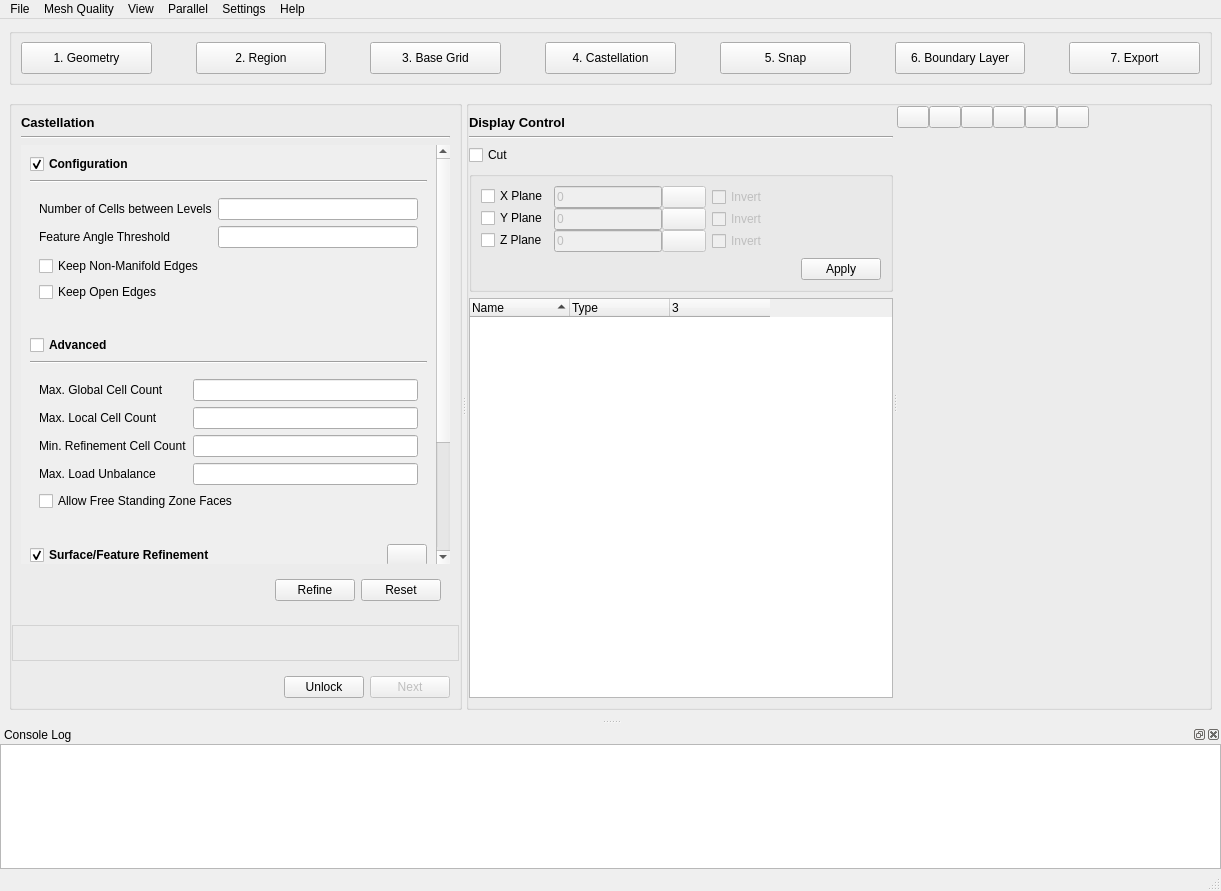
This is baramMesh/view/main_window/main_window.ui in nextfoam/baram as Qt 5 draws it before an edit. The edited form follows.
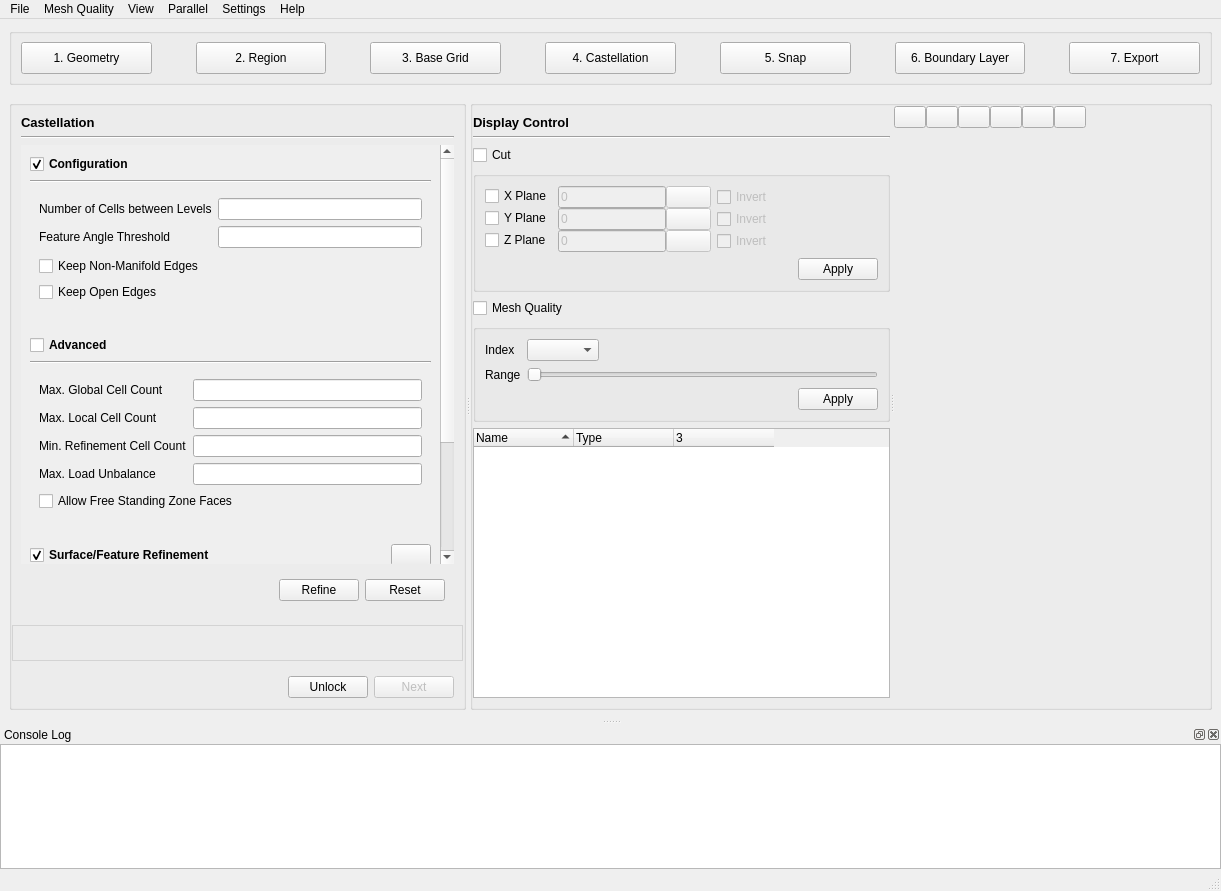
This is the edited form. The open tabs and pages were chosen to show the change. Icons and pictures are not drawn. Custom widgets are drawn as their Qt base class.

Commit message: baram#477 mesh quality check function in BaramMesh

The edit to the form file:
```diff
--- a/baramMesh/view/main_window/main_window.ui
+++ b/baramMesh/view/main_window/main_window.ui
@@ -931,8 +931,8 @@
                    <rect>
                     <x>0</x>
                     <y>0</y>
-                    <width>420</width>
-                    <height>592</height>
+                    <width>265</width>
+                    <height>586</height>
                    </rect>
                   </property>
                   <layout class="QVBoxLayout" name="verticalLayout_8">
@@ -1692,8 +1692,8 @@
                    <rect>
                     <x>0</x>
                     <y>0</y>
-                    <width>420</width>
-                    <height>661</height>
+                    <width>257</width>
+                    <height>649</height>
                    </rect>
                   </property>
                   <layout class="QVBoxLayout" name="verticalLayout_20">
@@ -2334,6 +2334,9 @@
                         <property name="topMargin">
                          <number>0</number>
                         </property>
+                        <property name="rightMargin">
+                         <number>0</number>
+                        </property>
                         <property name="bottomMargin">
                          <number>0</number>
                         </property>
@@ -2639,6 +2642,165 @@
                  </layout>
                 </widget>
                </item>
+               <item>
+                <widget class="QWidget" name="meshQualityInfo" native="true">
+                 <layout class="QVBoxLayout" name="verticalLayout_33">
+                  <property name="spacing">
+                   <number>6</number>
+                  </property>
+                  <property name="leftMargin">
+                   <number>0</number>
+                  </property>
+                  <property name="topMargin">
+                   <number>0</number>
+                  </property>
+                  <property name="rightMargin">
+                   <number>0</number>
+                  </property>
+                  <property name="bottomMargin">
+                   <number>0</number>
+                  </property>
+                  <item>
+                   <widget class="FolderHeader" name="meshQualityHeader">
+                    <property name="sizePolicy">
+                     <sizepolicy hsizetype="Expanding" vsizetype="Fixed">
+                      <horstretch>0</horstretch>
+                      <verstretch>0</verstretch>
+                     </sizepolicy>
+                    </property>
+                    <property name="font">
+                     <font>
+                      <bold>false</bold>
+                     </font>
+                    </property>
+                    <property name="text">
+                     <string>Mesh Quality</string>
+                    </property>
+                    <property name="checked">
+                     <bool>false</bool>
+                    </property>
+                   </widget>
+                  </item>
+                  <item>
+                   <widget class="QGroupBox" name="meshQualityGroupBox">
+                    <layout class="QVBoxLayout" name="verticalLayout_34">
+                     <item>
+                      <widget class="QWidget" name="widget" native="true">
+                       <layout class="QGridLayout" name="gridLayout_5">
+                        <property name="leftMargin">
+                         <number>0</number>
+                        </property>
+                        <property name="topMargin">
+                         <number>0</number>
+                        </property>
+                        <property name="rightMargin">
+                         <number>0</number>
+                        </property>
+                        <property name="bottomMargin">
+                         <number>0</number>
+                        </property>
+                        <item row="1" column="1">
+                         <widget class="QLabeledDoubleRangeSlider" name="meshQualityRangeSlider">
+                          <property name="orientation">
+                           <enum>Qt::Horizontal</enum>
+                          </property>
+                         </widget>
+                        </item>
+                        <item row="0" column="0">
+                         <widget class="QLabel" name="label_5">
+                          <property name="text">
+                           <string>Index</string>
+                          </property>
+                         </widget>
+                        </item>
+                        <item row="1" column="0">
+                         <widget class="QLabel" name="label_6">
+                          <property name="text">
+                           <string>Range</string>
+                          </property>
+                         </widget>
+                        </item>
+                        <item row="0" column="1">
+                         <widget class="QWidget" name="widget_9" native="true">
+                          <layout class="QHBoxLayout" name="horizontalLayout_14">
+                           <property name="leftMargin">
+                            <number>0</number>
+                           </property>
+                           <property name="topMargin">
+                            <number>0</number>
+                           </property>
+                           <property name="rightMargin">
+                            <number>0</number>
+                           </property>
+                           <property name="bottomMargin">
+                            <number>0</number>
+                           </property>
+                           <item>
+                            <widget class="QComboBox" name="meshQualityIndex"/>
+                           </item>
+                           <item>
+                            <spacer name="horizontalSpacer_11">
+                             <property name="orientation">
+                              <enum>Qt::Horizontal</enum>
+                             </property>
+                             <property name="sizeHint" stdset="0">
+                              <size>
+                               <width>40</width>
+                               <height>20</height>
+                              </size>
+                             </property>
+                            </spacer>
+                           </item>
+                          </layout>
+                         </widget>
+                        </item>
+                       </layout>
+                      </widget>
+                     </item>
+                     <item>
+                      <widget class="QWidget" name="widget_7" native="true">
+                       <layout class="QHBoxLayout" name="horizontalLayout_28">
+                        <property name="leftMargin">
+                         <number>0</number>
+                        </property>
+                        <property name="topMargin">
+                         <number>0</number>
+                        </property>
+                        <property name="rightMargin">
+                         <number>0</number>
+                        </property>
+                        <property name="bottomMargin">
+                         <number>0</number>
+                        </property>
+                        <item>
+                         <spacer name="horizontalSpacer_10">
+                          <property name="orientation">
+                           <enum>Qt::Horizontal</enum>
+                          </property>
+                          <property name="sizeHint" stdset="0">
+                           <size>
+                            <width>0</width>
+                            <height>20</height>
+                           </size>
+                          </property>
+                         </spacer>
+                        </item>
+                        <item>
+                         <widget class="QPushButton" name="meshQualityApply">
+                          <property name="text">
+                           <string>Apply</string>
+                          </property>
+                         </widget>
+                        </item>
+                       </layout>
+                      </widget>
+                     </item>
+                    </layout>
+                   </widget>
+                  </item>
+                 </layout>
+                </widget>
+               </item>
                <item>
                 <widget class="QTreeWidget" name="actors">
                  <property name="contextMenuPolicy">
@@ -3113,6 +3275,11 @@
    <extends>QCheckBox</extends>
    <header location="global">baramMesh.view.widgets.folder_header</header>
   </customwidget>
+  <customwidget>
+   <class>QLabeledDoubleRangeSlider</class>
+   <extends>QSlider</extends>
+   <header>superqt</header>
+  </customwidget>
  </customwidgets>
  <resources>
   <include location="../../../resource.qrc"/>
```
Left out of the diff: 2 changed lines with no effect on the pictures. The commit also changes 18 other files.
